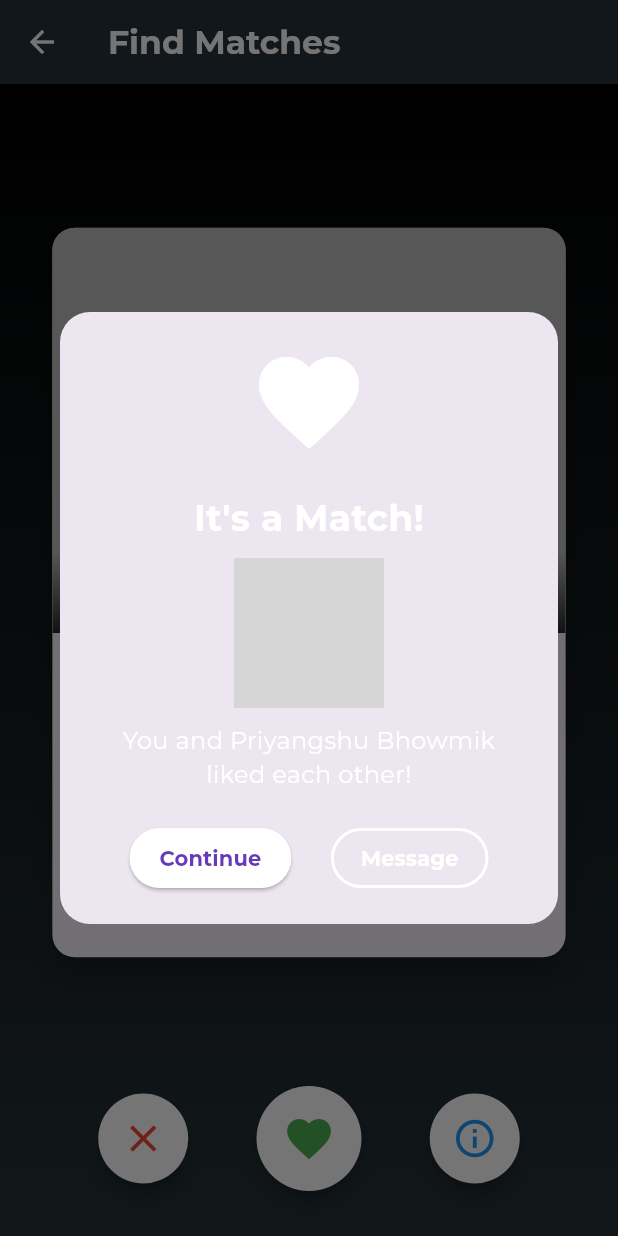
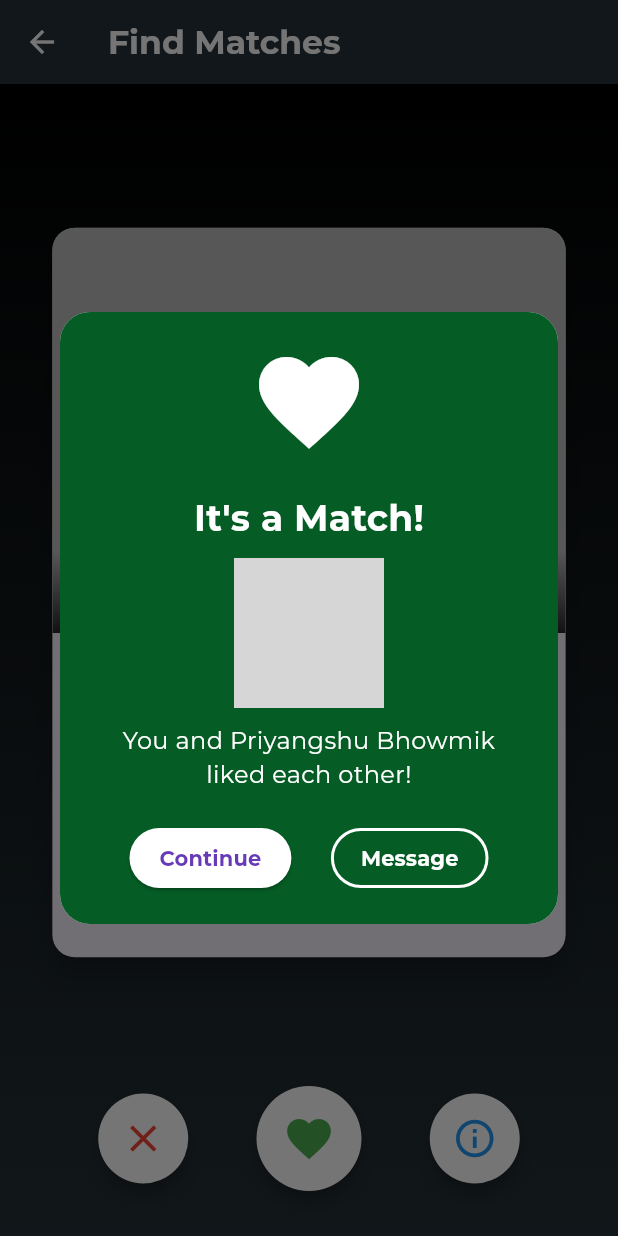
Before and after one commit to radhaghate/spot_me, a Flutter app: the MatchScreen screen opened directly, item 2 of the bottom bar chosen, on a phone screen of 412 x 824 dp. Run offline on Flutter 3.47's test engine with Material 3 defaults, Android fonts, the phone set to English and light mode, and no system bars; our stand-ins replace google_fonts; network calls fail; grey boxes are pictures that could not be loaded.

Commit message:
More user cards added and colors changed

```diff
--- a/lib/match_screen.dart
+++ b/lib/match_screen.dart
@@ -10,12 +10,12 @@ class MatchScreen extends StatefulWidget {
 }
 
 class _MatchScreenState extends State<MatchScreen> {
-  // List of fake user profiles
+  // List of user profiles
   final List<Map<String, dynamic>> _users = [
     {
       'name': 'Priyangshu Bhowmik',
       'bio': 'Looking for a gym partner for morning workouts. I focus on strength training.',
-      'image': 'https://picsum.photos/id/1025/400/600', // replace this with actual image
+      'image': 'https://media.licdn.com/dms/image/v2/D4E03AQE36XPb2RVJzg/profile-displayphoto-shrink_400_400/B4EZRid139G0Ak-/0/1736818778100?e=1745452800&v=beta&t=j8GrKSkzvggGlCICKlCJphCPPMsAcjgSTHrImwOYSpE', // replace this with actual image
       'gym': 'SWRC',
       'experience': '1+ Yrs',
       'gender_preference': 'No Preference',
@@ -49,9 +49,9 @@ class _MatchScreenState extends State<MatchScreen> {
       'level': 'Junior',
     },
     {
-      'name': 'Alex',
+      'name': 'Shiven Patel',
       'bio': 'Cardio enthusiast, training for my first marathon. Need someone to keep me accountable!',
-      'image': 'https://picsum.photos/id/1027/400/600',
+      'image': 'https://media.licdn.com/dms/image/v2/D4E03AQGIjtyKQWMO9Q/profile-displayphoto-shrink_400_400/profile-displayphoto-shrink_400_400/0/1730229621913?e=1745452800&v=beta&t=kH_PZaIQScXsnLCKVeiAAuUuq-2YtkvKW8WIn5X0SfU',
       'gym': 'CAG',
       'experience': '3-6 months',
       'gender_preference': 'Female',
@@ -61,9 +61,9 @@ class _MatchScreenState extends State<MatchScreen> {
       'level': 'Beginner',
     },
     {
-      'name': 'Sam',
+      'name': 'Sameer Jiandani',
       'bio': 'Yoga and swimming enthusiast. I believe in balanced fitness and mindfulness.',
-      'image': 'https://picsum.photos/id/1062/400/600',
+      'image': 'https://media.licdn.com/dms/image/v2/D4D03AQGf6kCz5aIHWg/profile-displayphoto-shrink_400_400/profile-displayphoto-shrink_400_400/0/1683144225725?e=1745452800&v=beta&t=zFqZgo33HZbGNk6cQ7UQQhJo-ZNkIucQGWUil_OgCeQ',
       'gym': 'RFC, SWR',
       'experience': '6-12 months',
       'gender_preference': 'Male',
@@ -526,8 +526,9 @@ class _MatchScreenState extends State<MatchScreen> {
           padding: const EdgeInsets.all(20),
           decoration: BoxDecoration(
             borderRadius: BorderRadius.circular(20),
-            //color: Color(0xFF055C24),
-            color: Color(0x00006600),
+            color: Color(0xFF055C24),
+            //color: Color(0x00006600),
+            //color: Color.fromARGB(0, 132, 92, 12),
           ),
           child: Column(
             mainAxisSize: MainAxisSize.min,
```
